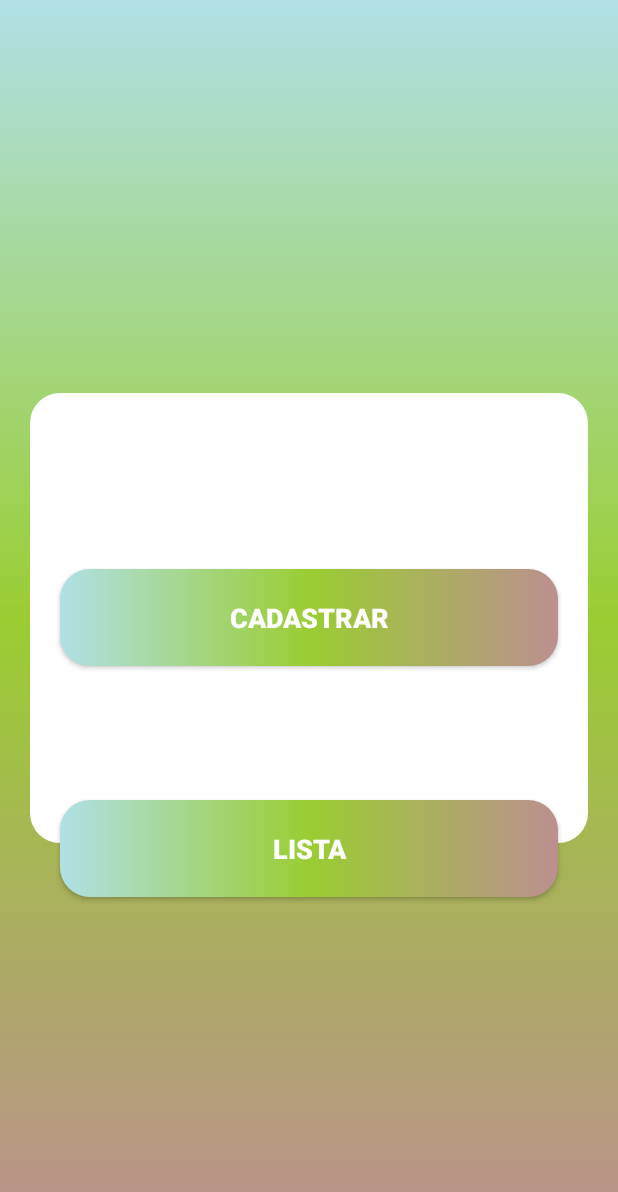
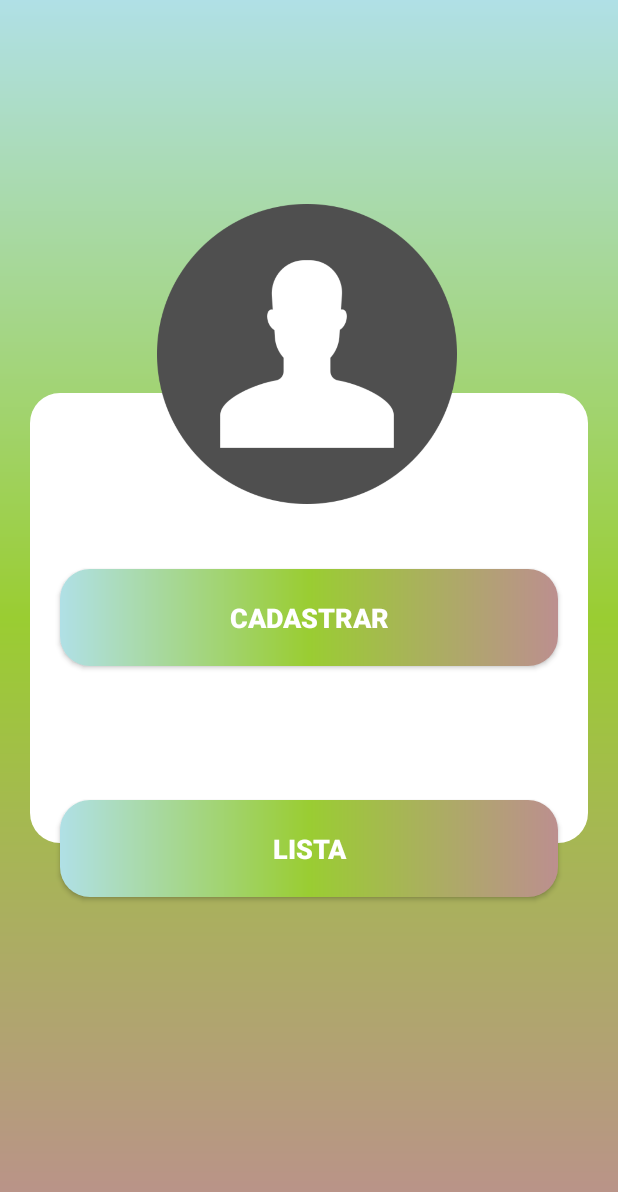
Before and after one commit to VinciPy/si.03-cadastro-pessoa-android, an Android app: the screen it shows after launch (MainActivity), on a phone screen of 412 x 824 dp. Shown: the top 1192 px of the screen. Run offline under Robolectric (Android 15) with nearby library versions, the phone set to English and light mode, and no system bars; our stand-ins replace Room's generated code.

Commit message:
Update 22:20
Modificada no layout

```diff
--- a/app/src/main/res/layout/activity_main.xml
+++ b/app/src/main/res/layout/activity_main.xml
@@ -8,14 +8,21 @@
     android:background="@drawable/background"
     tools:context=".MainActivity">
 
-
     <View
         android:id="@+id/containerComponents"
         style="@style/ContainerComponents"
         android:layout_height="300dp"
         android:layout_centerVertical="true">
+    </View>
 
-    </View>
+    <ImageView
+        android:layout_width="200dp"
+        android:layout_height="200dp"
+        android:layout_above="@+id/bt_cadastrar"
+        android:layout_alignParentEnd="true"
+        android:layout_marginEnd="107dp"
+        android:layout_marginBottom="28dp"
+        android:src="@drawable/logo" />
 
     <androidx.appcompat.widget.AppCompatButton
         android:id="@+id/bt_cadastrar"
@@ -29,7 +36,6 @@
         android:id="@+id/bt_Listar"
         style="@style/Button"
         android:layout_alignParentBottom="true"
-
         android:layout_centerVertical="true"
         android:layout_marginBottom="226dp"
         android:text="@string/Lista" />
@@ -38,13 +44,15 @@
         android:id="@+id/progressbar"
         android:layout_width="wrap_content"
         android:layout_height="wrap_content"
+        android:layout_alignParentEnd="true"
+        android:layout_alignParentBottom="true"
         android:layout_marginTop="20dp"
+        android:layout_marginEnd="183dp"
+        android:layout_marginBottom="153dp"
         android:visibility="invisible"
+        app:layout_constraintEnd_toEndOf="parent"
         app:layout_constraintStart_toStartOf="parent"
-        app:layout_constraintEnd_toEndOf="parent"
-        app:layout_constraintTop_toBottomOf="@id/containerComponents"
-        />
-
+        app:layout_constraintTop_toBottomOf="@id/containerComponents" />
 
 
 </RelativeLayout>
--- a/app/src/main/res/layout/list_item_recipe.xml
+++ b/app/src/main/res/layout/list_item_recipe.xml
@@ -11,6 +11,7 @@
     <androidx.cardview.widget.CardView
         android:id="@+id/card_view"
         android:layout_width="match_parent"
+        android:layout_marginTop="40dp"
         android:layout_height="100dp"
         app:cardCornerRadius="50dp">
 
```
Also changed, not shown: app/src/main/res/drawable/logo.png (added).
